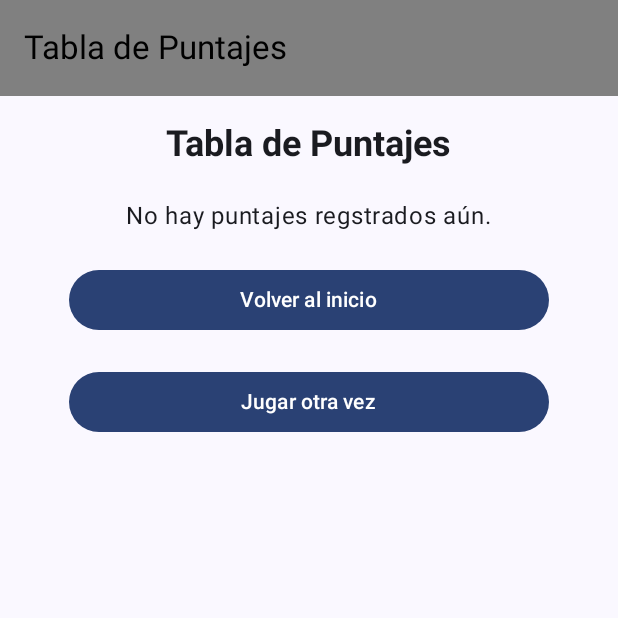
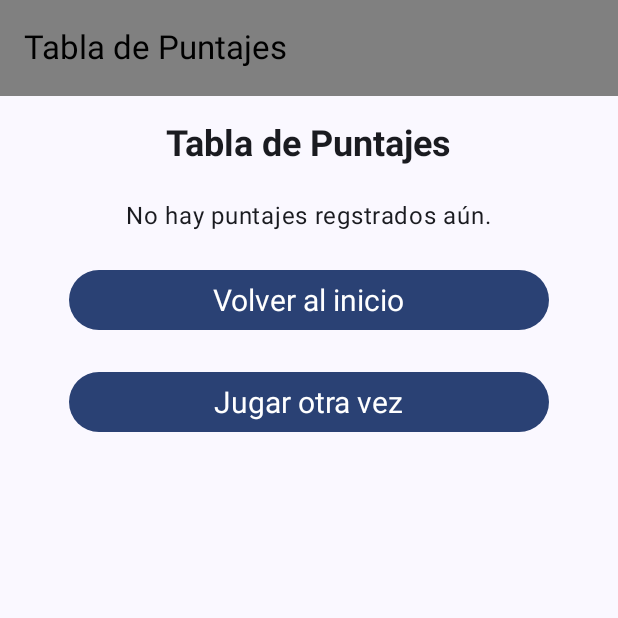
Before and after one commit to patopollos/CountriesProyecto, an Android app built with Jetpack Compose: the HighScoresScreen screen opened through its navigation route, on a phone screen of 412 x 824 dp, the top half of it. Run offline under Robolectric (Android 15) with nearby library versions, the phone set to English and light mode, and no system bars; network calls fail.

Commit message:
commit proyecto Trivia de Paises terminado
commit proyecto Trivia de Paises terminado

```diff
--- a/app/src/main/java/com/example/countriesapi/ui/navigation/Header.kt
+++ b/app/src/main/java/com/example/countriesapi/ui/navigation/Header.kt
@@ -23,5 +23,5 @@ fun Header(title:String){
 @Preview(showBackground = true)
 @Composable
 fun PreviewTopBar(){
-    Header("Inicio")
+    Header("Bienvenido")
 }
--- a/app/src/main/java/com/example/countriesapi/ui/screens/CountryTriviaScreen.kt
+++ b/app/src/main/java/com/example/countriesapi/ui/screens/CountryTriviaScreen.kt
@@ -74,13 +74,13 @@ fun CountryTriviaScreen(navController: NavController, viewModel: CountryViewMode
             // Mostrar las respuestas correctas e incorrectas
             Text(
                 stringResource(id = R.string.txt_correctas)+" ${triviaState.correctAnswers}",
-                fontSize = 16.sp,
+                fontSize = 18.sp,
                 fontWeight = FontWeight.Normal
             )
 
             Text(
                 stringResource(id = R.string.txt_incorrectas)+" ${triviaState.incorrectAnswers}",
-                fontSize = 16.sp,
+                fontSize = 18.sp,
                 fontWeight = FontWeight.Normal
             )
 
@@ -119,7 +119,7 @@ fun TriviaOptionButton(option: String, isCorrect: Boolean?, onClick: () -> Unit)
         ),
         modifier = Modifier.fillMaxWidth()
     ) {
-        Text(option, fontSize = 16.sp, color = Color.Black)
+        Text(option, fontSize = 20.sp, color = Color.Black)
     }
 }
 
--- a/app/src/main/java/com/example/countriesapi/ui/screens/HighScoresScreen.kt
+++ b/app/src/main/java/com/example/countriesapi/ui/screens/HighScoresScreen.kt
@@ -1,5 +1,6 @@
 package com.example.countriesapi.ui.screens
 
+import android.util.Log
 import androidx.compose.foundation.layout.Arrangement
 import androidx.compose.foundation.layout.Column
 import androidx.compose.foundation.layout.Row
@@ -20,16 +21,20 @@ import androidx.compose.ui.Alignment
 import androidx.compose.ui.Modifier
 import androidx.compose.ui.platform.LocalContext
 import androidx.compose.ui.res.stringResource
+import androidx.compose.ui.text.TextStyle
 import androidx.compose.ui.text.font.FontWeight
 import androidx.compose.ui.tooling.preview.Preview
 import androidx.compose.ui.unit.dp
+import androidx.compose.ui.unit.sp
 import androidx.lifecycle.viewmodel.compose.viewModel
 import androidx.navigation.NavController
 import androidx.navigation.compose.rememberNavController
+import com.example.countriesapi.BuildConfig
 import com.example.countriesapi.R
 import com.example.countriesapi.model.ScoreEntry
 import com.example.countriesapi.ui.viewmodels.ScoreViewModel
 import com.example.countriesapi.ui.viewmodels.ScoreViewModelFactory
+
 
 @Composable
 fun HighScoresScreen(navController: NavController) {
@@ -38,7 +43,7 @@ fun HighScoresScreen(navController: NavController) {
 
     // Obtenemos la lista de puntajes altos desde el ViewModel
     val highScores by viewModel.highScores.collectAsState(emptyList())
-
+    Log.d("AppMode", BuildConfig.APP_MODE)
     Column(
         modifier = Modifier
             .fillMaxSize()
@@ -71,19 +76,16 @@ fun HighScoresScreen(navController: NavController) {
         // Botón para volver al inicio
         Button(onClick = { navController.navigate("start") },
             modifier = Modifier.fillMaxWidth().padding(horizontal = 30.dp)) {
-            Text(stringResource(id = R.string.btn_volver))
+            Text(stringResource(id = R.string.btn_volver),
+                style = TextStyle(fontSize = 20.sp) )
         }
 
         Spacer(modifier = Modifier.height(20.dp))
 
-        // Botón para volver al juego
-       // Button(onClick = { navController.navigate("quiz") },
-         //   modifier = Modifier.fillMaxWidth().padding(horizontal = 20.dp)) {
-           // Text(stringResource(id = R.string.btn_denuevo))
-        //}
         Button(onClick = {navController.navigate("trivia")},
             modifier = Modifier.fillMaxWidth().padding(horizontal = 30.dp)) {
-            Text(stringResource(id = R.string.btn_denuevo))
+            Text(stringResource(id = R.string.btn_denuevo),
+                style = TextStyle(fontSize = 20.sp) )
         }
     }
 }
--- a/app/src/main/java/com/example/countriesapi/ui/screens/SaveScoreScreen.kt
+++ b/app/src/main/java/com/example/countriesapi/ui/screens/SaveScoreScreen.kt
@@ -18,9 +18,11 @@ import androidx.compose.ui.Alignment
 import androidx.compose.ui.Modifier
 import androidx.compose.ui.platform.LocalContext
 import androidx.compose.ui.res.stringResource
+import androidx.compose.ui.text.TextStyle
 import androidx.compose.ui.text.font.FontWeight
 import androidx.compose.ui.tooling.preview.Preview
 import androidx.compose.ui.unit.dp
+import androidx.compose.ui.unit.sp
 import androidx.lifecycle.viewmodel.compose.viewModel
 import androidx.navigation.NavController
 import androidx.navigation.compose.rememberNavController
@@ -61,7 +63,8 @@ fun SaveScoreScreen(finalScore: Int, navController: NavController) {
                 navController.navigate("high_scores")
             }
         }) {
-            Text(stringResource(id = R.string.btn_guardar))
+            Text(stringResource(id = R.string.btn_guardar),
+                style = TextStyle(fontSize = 20.sp) )
         }
     }
 }
--- a/app/src/main/java/com/example/countriesapi/ui/screens/StartScreen.kt
+++ b/app/src/main/java/com/example/countriesapi/ui/screens/StartScreen.kt
@@ -1,9 +1,9 @@
 package com.example.countriesapi.ui.screens
 
 import android.annotation.SuppressLint
-import androidx.compose.animation.core.animateFloatAsState
 import androidx.compose.foundation.Image
 import androidx.compose.foundation.background
+import androidx.compose.foundation.horizontalScroll
 import androidx.compose.foundation.layout.Arrangement
 import androidx.compose.foundation.layout.Box
 import androidx.compose.foundation.layout.Column
@@ -12,7 +12,6 @@ import androidx.compose.foundation.layout.Spacer
 import androidx.compose.foundation.layout.fillMaxSize
 import androidx.compose.foundation.layout.fillMaxWidth
 import androidx.compose.foundation.layout.height
-import androidx.compose.foundation.layout.offset
 import androidx.compose.foundation.layout.padding
 import androidx.compose.foundation.layout.size
 import androidx.compose.foundation.rememberScrollState
@@ -26,16 +25,19 @@ import androidx.compose.ui.Modifier
 import androidx.compose.ui.graphics.Color
 import androidx.compose.ui.res.painterResource
 import androidx.compose.ui.res.stringResource
+import androidx.compose.ui.text.TextStyle
 import androidx.compose.ui.tooling.preview.Preview
 import androidx.compose.ui.unit.dp
+import androidx.compose.ui.unit.sp
 import androidx.navigation.NavController
 import androidx.navigation.compose.rememberNavController
 import com.example.countriesapi.R
+import kotlinx.coroutines.delay
 
 @SuppressLint("UseOfNonLambdaOffsetOverload")
 @Composable
 fun StartScreen(navController: NavController) {
-    //banderas para banner
+    // Lista de banderas para el banner
     val flags = listOf(
         R.drawable.argentina, R.drawable.brasil, R.drawable.suiza,
         R.drawable.china, R.drawable.cocos, R.drawable.crica,
@@ -43,15 +45,19 @@ fun StartScreen(navController: NavController) {
         R.drawable.inglaterra, R.drawable.japon, R.drawable.mexico,
         R.drawable.chile
     )
+
+    // Creamos un ScrollState para controlar el desplazamiento
     val scrollState = rememberScrollState()
-    val flagOffset = animateFloatAsState(targetValue = -100f, label = "banner") // Hacemos que las banderas se deslicen fuera de la pantalla
 
-    // Se podría tener un efecto de desplazamiento o transición infinita
+    // Iniciar el desplazamiento del banner
     LaunchedEffect(true) {
-        // Animación de las banderas
         while (true) {
-            scrollState.scrollTo(0) // Se resetea el desplazamiento para que las banderas continúen
-            kotlinx.coroutines.delay(2000) // Cambiar de posición cada 2 segundos
+            delay(50) // Controla la velocidad del desplazamiento (2000ms = 2 segundos)
+            if (scrollState.value < scrollState.maxValue) {
+                scrollState.scrollTo(scrollState.value + 5) // Desplazar 1 píxel
+            } else {
+                scrollState.scrollTo(0) // Resetea el desplazamiento al llegar al final
+            }
         }
     }
 
@@ -67,14 +73,17 @@ fun StartScreen(navController: NavController) {
             horizontalAlignment = Alignment.CenterHorizontally,
             verticalArrangement = Arrangement.Center
         ) {
-            // Banner animado con banderas
+
+            // Banner animado con las banderas desplazándose
             Box(
                 modifier = Modifier
                     .fillMaxWidth()
                     .height(150.dp)
-                    .offset(x = flagOffset.value.dp)
             ) {
-                Row(modifier = Modifier.fillMaxWidth(), horizontalArrangement = Arrangement.spacedBy(16.dp)) {
+                Row(modifier = Modifier
+                    .fillMaxWidth()
+                    .horizontalScroll(scrollState)
+                    .height(150.dp), horizontalArrangement = Arrangement.spacedBy(16.dp)) {
                     flags.forEach {
                         Image(
                             painter = painterResource(id = it),
@@ -87,8 +96,6 @@ fun StartScreen(navController: NavController) {
 
             Spacer(modifier = Modifier.height(20.dp))
 
-
-
             // Título de la app
             Text(
                 text = stringResource(id = R.string.titulo_app),
@@ -99,21 +106,29 @@ fun StartScreen(navController: NavController) {
             // Botón para iniciar el juego
             Button(
                 onClick = { navController.navigate("trivia") },
-                modifier = Modifier.fillMaxWidth().padding(horizontal = 30.dp),
-                //colors = ButtonDefaults.buttonColors(containerColor = Color(0xFFFF7043))  // Naranja
+                modifier = Modifier.fillMaxWidth().padding(horizontal = 30.dp)
             ) {
-                Text(text = stringResource(id = R.string.btn_inicia_juego))
+                Text(text = stringResource(id = R.string.btn_inicia_juego),
+                style = TextStyle(fontSize = 20.sp) )
             }
 
-            // Botón para ir a tabla de puntajes
+            // Botón para ir a la tabla de puntajes
             Button(
                 onClick = { navController.navigate("high_scores") },
                 modifier = Modifier.fillMaxWidth().padding(horizontal = 30.dp)
             ) {
-                Text(text = stringResource(id = R.string.btn_puntajes))
+                Text(text = stringResource(id = R.string.btn_puntajes),
+                    style = TextStyle(fontSize = 20.sp) )
             }
 
+            Spacer(modifier = Modifier.height(20.dp)) // Espacio entre botones y el texto final
 
+            // Aquí agregamos el texto de diseño al final
+            Text(
+                text = "Design by Gran Pata", // El texto que deseas poner
+                style = MaterialTheme.typography.bodySmall.copy(fontSize = 14.sp, color = Color.Gray),
+                modifier = Modifier.padding(top = 20.dp) // Agregamos un poco de espacio antes del texto
+            )
         }
     }
 }
```
Also changed, not shown: app/build.gradle.kts (+18 -0 lines), app/src/main/java/com/example/countriesapi/ui/MainScreen.kt (+3 -12 lines), app/src/main/java/com/example/countriesapi/ui/viewmodels/ScoreViewModelFactory.kt (+25 -1 lines), app/src/main/res/drawable/logo2_games.png (added), app/src/main/res/drawable/logo3.jpeg (added), app/src/main/res/drawable/logo_games.png (added), 2 other files.
